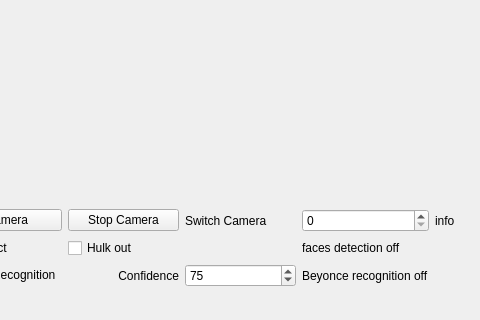
Old version of the form py_faces/face_gui.ui in the repository MisterYu/faces; both pictures show x 88 to 568 and y 349 to 669 of the 879 by 669 pixel window.
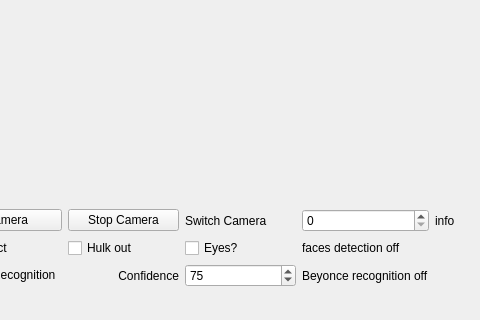
New version of the form.

Commit message: added eye detect control

```diff
--- a/py_faces/face_gui.ui
+++ b/py_faces/face_gui.ui
@@ -143,6 +143,13 @@
       </property>
      </widget>
     </item>
+    <item row="3" column="2">
+     <widget class="QCheckBox" name="eyes_checkBox">
+      <property name="text">
+       <string>Eyes?</string>
+      </property>
+     </widget>
+    </item>
    </layout>
   </widget>
   <widget class="QMenuBar" name="menuBar">
```
The commit also changes 1 other file.
